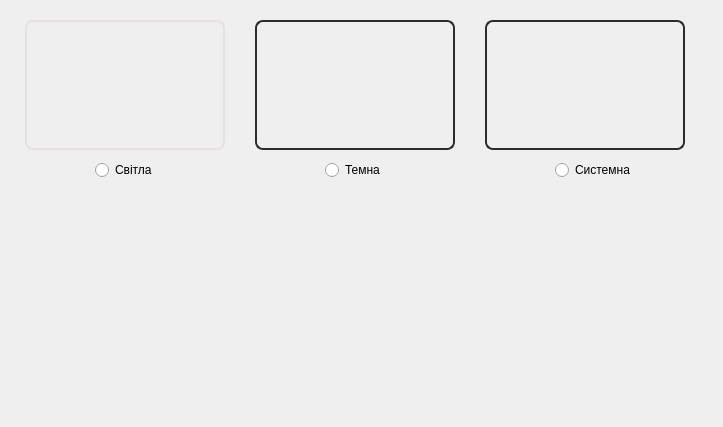
MikeostCorp/Gradify, file src/appsetting.ui: the form before one commit.
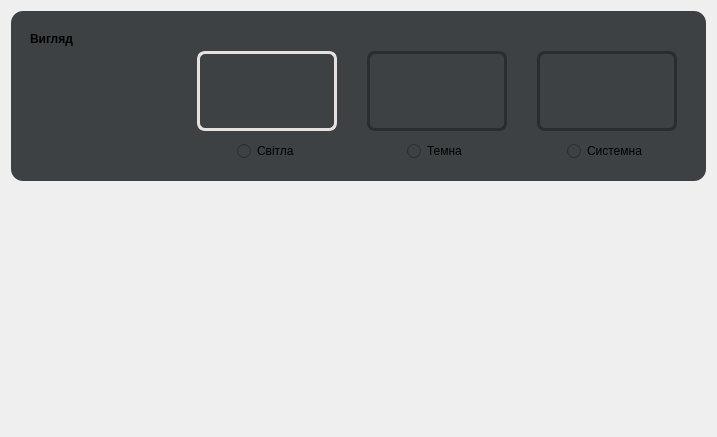
The form after the commit. Icons and pictures are not drawn.

Diff of the .ui file:
```diff
--- a/src/appsetting.ui
+++ b/src/appsetting.ui
@@ -6,10 +6,16 @@
    <rect>
     <x>0</x>
     <y>0</y>
-    <width>723</width>
-    <height>427</height>
+    <width>717</width>
+    <height>437</height>
    </rect>
   </property>
+  <property name="sizePolicy">
+   <sizepolicy hsizetype="Preferred" vsizetype="Maximum">
+    <horstretch>0</horstretch>
+    <verstretch>0</verstretch>
+   </sizepolicy>
+  </property>
   <property name="windowTitle">
    <string>Form</string>
   </property>
@@ -19,17 +25,25 @@
 background-color: rgb(29, 31, 32);
 }</string>
   </property>
-  <widget class="QFrame" name="selectUIStyleFrame">
-   <property name="geometry">
-    <rect>
-     <x>25</x>
-     <y>20</y>
-     <width>661</width>
+  <layout class="QVBoxLayout" name="verticalLayout">
+   <item>
+    <widget class="QFrame" name="mainUIStyleFrame">
+     <property name="sizePolicy">
+      <sizepolicy hsizetype="Preferred" vsizetype="Minimum">
+       <horstretch>0</horstretch>
+       <verstretch>0</verstretch>
+      </sizepolicy>
+     </property>
+     <property name="minimumSize">
+      <size>
+       <width>0</width>
      <height>170</height>
-    </rect>
+      </size>
    </property>
    <property name="styleSheet">
-    <string notr="true">border: 0px;</string>
+      <string notr="true">border-radius:  12px;
+background-color: rgb(61,65,68);
+</string>
    </property>
    <property name="frameShape">
     <enum>QFrame::StyledPanel</enum>
@@ -37,17 +51,118 @@
    <property name="frameShadow">
     <enum>QFrame::Raised</enum>
    </property>
+     <layout class="QHBoxLayout" name="horizontalLayout">
+      <item>
+       <widget class="QFrame" name="leftUIStyleFrame">
+        <property name="sizePolicy">
+         <sizepolicy hsizetype="Preferred" vsizetype="Fixed">
+          <horstretch>0</horstretch>
+          <verstretch>0</verstretch>
+         </sizepolicy>
+        </property>
+        <property name="minimumSize">
+         <size>
+          <width>80</width>
+          <height>150</height>
+         </size>
+        </property>
+        <property name="frameShape">
+         <enum>QFrame::StyledPanel</enum>
+        </property>
+        <property name="frameShadow">
+         <enum>QFrame::Raised</enum>
+        </property>
+        <widget class="QLabel" name="label">
+         <property name="geometry">
+          <rect>
+           <x>10</x>
+           <y>10</y>
+           <width>58</width>
+           <height>16</height>
+          </rect>
+         </property>
+         <property name="sizePolicy">
+          <sizepolicy hsizetype="Preferred" vsizetype="Fixed">
+           <horstretch>0</horstretch>
+           <verstretch>0</verstretch>
+          </sizepolicy>
+         </property>
+         <property name="text">
+          <string>&lt;html&gt;&lt;head/&gt;&lt;body&gt;&lt;p&gt;&lt;span style=&quot; font-weight:700;&quot;&gt;Вигляд&lt;/span&gt;&lt;/p&gt;&lt;/body&gt;&lt;/html&gt;</string>
+         </property>
+        </widget>
+       </widget>
+      </item>
+      <item>
+       <spacer name="horizontalSpacer">
+        <property name="orientation">
+         <enum>Qt::Horizontal</enum>
+        </property>
+        <property name="sizeHint" stdset="0">
+         <size>
+          <width>40</width>
+          <height>20</height>
+         </size>
+        </property>
+       </spacer>
+      </item>
+      <item>
+       <widget class="QFrame" name="rightUIStyleFrame">
+        <property name="sizePolicy">
+         <sizepolicy hsizetype="Preferred" vsizetype="Fixed">
+          <horstretch>0</horstretch>
+          <verstretch>0</verstretch>
+         </sizepolicy>
+        </property>
+        <property name="minimumSize">
+         <size>
+          <width>520</width>
+          <height>150</height>
+         </size>
+        </property>
+        <property name="frameShape">
+         <enum>QFrame::StyledPanel</enum>
+        </property>
+        <property name="frameShadow">
+         <enum>QFrame::Raised</enum>
+        </property>
+        <widget class="QRadioButton" name="selectSystemUIRadioButton">
+         <property name="geometry">
+          <rect>
+           <x>390</x>
+           <y>120</y>
+           <width>91</width>
+           <height>20</height>
+          </rect>
+         </property>
+         <property name="text">
+          <string>Системна</string>
+         </property>
+        </widget>
+        <widget class="QRadioButton" name="selectWhiteUIRadioButton">
+         <property name="geometry">
+          <rect>
+           <x>60</x>
+           <y>120</y>
+           <width>71</width>
+           <height>20</height>
+          </rect>
+         </property>
+         <property name="text">
+          <string>Світла</string>
+         </property>
+        </widget>
    <widget class="QLabel" name="imageWhiteUI">
     <property name="geometry">
      <rect>
-      <x>0</x>
-      <y>0</y>
-      <width>200</width>
-      <height>130</height>
+           <x>20</x>
+           <y>30</y>
+           <width>140</width>
+           <height>80</height>
      </rect>
     </property>
     <property name="styleSheet">
-     <string notr="true">border: 2px solid rgb(231,224,223); 
+          <string notr="true">border: 3px solid rgb(231,224,223);
 border-radius: 8px;</string>
     </property>
     <property name="text">
@@ -63,14 +178,14 @@
    <widget class="QLabel" name="imageBlackUI">
     <property name="geometry">
      <rect>
-      <x>230</x>
-      <y>0</y>
-      <width>200</width>
-      <height>130</height>
+           <x>190</x>
+           <y>30</y>
+           <width>140</width>
+           <height>80</height>
      </rect>
     </property>
     <property name="styleSheet">
-     <string notr="true">border: 2px solid rgb(41,45,48); 
+          <string notr="true">border: 3px solid rgb(41,45,48); 
 border-radius: 8px;
 
 </string>
@@ -85,43 +200,11 @@
      <bool>true</bool>
     </property>
    </widget>
-   <widget class="QPushButton" name="selectWhiteUIButton">
-    <property name="geometry">
-     <rect>
-      <x>0</x>
-      <y>-10</y>
-      <width>211</width>
-      <height>181</height>
-     </rect>
-    </property>
-    <property name="styleSheet">
-     <string notr="true">background-color: rgba(255, 255, 255, 0);</string>
-    </property>
-    <property name="text">
-     <string/>
-    </property>
-   </widget>
-   <widget class="QPushButton" name="selectBlackUIButton">
-    <property name="geometry">
-     <rect>
-      <x>220</x>
-      <y>-10</y>
-      <width>211</width>
-      <height>181</height>
-     </rect>
-    </property>
-    <property name="styleSheet">
-     <string notr="true">background-color: rgba(255, 255, 255, 0);</string>
-    </property>
-    <property name="text">
-     <string/>
-    </property>
-   </widget>
    <widget class="QRadioButton" name="selectBlackUIRadioButton">
     <property name="geometry">
      <rect>
-      <x>300</x>
-      <y>140</y>
+           <x>230</x>
+           <y>120</y>
       <width>61</width>
       <height>20</height>
      </rect>
@@ -130,30 +213,17 @@
      <string>Темна</string>
     </property>
    </widget>
-   <widget class="QRadioButton" name="selectWhiteUIRadioButton">
-    <property name="geometry">
-     <rect>
-      <x>70</x>
-      <y>140</y>
-      <width>71</width>
-      <height>20</height>
-     </rect>
-    </property>
-    <property name="text">
-     <string>Світла</string>
-    </property>
-   </widget>
    <widget class="QLabel" name="imageSystemUI">
     <property name="geometry">
      <rect>
-      <x>460</x>
-      <y>0</y>
-      <width>200</width>
-      <height>130</height>
+           <x>360</x>
+           <y>30</y>
+           <width>140</width>
+           <height>80</height>
      </rect>
     </property>
     <property name="styleSheet">
-     <string notr="true">border: 2px solid rgb(41,45,48); 
+          <string notr="true">border: 3px solid rgb(41,45,48); 
 border-radius: 8px;
 
 </string>
@@ -168,28 +238,18 @@
      <bool>true</bool>
     </property>
    </widget>
-   <widget class="QRadioButton" name="selectSystemUIRadioButton">
-    <property name="geometry">
-     <rect>
-      <x>530</x>
-      <y>140</y>
-      <width>91</width>
-      <height>20</height>
-     </rect>
-    </property>
-    <property name="text">
-     <string>Системна</string>
-    </property>
-   </widget>
    <widget class="QPushButton" name="selectSystemUIButton">
     <property name="geometry">
      <rect>
-      <x>460</x>
-      <y>0</y>
-      <width>211</width>
-      <height>181</height>
-     </rect>
-    </property>
+           <x>360</x>
+           <y>10</y>
+           <width>140</width>
+           <height>131</height>
+          </rect>
+         </property>
+         <property name="cursor">
+          <cursorShape>PointingHandCursor</cursorShape>
+         </property>
     <property name="styleSheet">
      <string notr="true">background-color: rgba(255, 255, 255, 0);</string>
     </property>
@@ -197,7 +257,72 @@
      <string/>
     </property>
    </widget>
-  </widget>
+        <widget class="QPushButton" name="selectBlackUIButton">
+         <property name="geometry">
+          <rect>
+           <x>190</x>
+           <y>10</y>
+           <width>140</width>
+           <height>131</height>
+          </rect>
+         </property>
+         <property name="cursor">
+          <cursorShape>PointingHandCursor</cursorShape>
+         </property>
+         <property name="styleSheet">
+          <string notr="true">background-color: rgba(255, 255, 255, 0);</string>
+         </property>
+         <property name="text">
+          <string/>
+         </property>
+        </widget>
+        <widget class="QPushButton" name="selectWhiteUIButton">
+         <property name="geometry">
+          <rect>
+           <x>20</x>
+           <y>10</y>
+           <width>140</width>
+           <height>131</height>
+          </rect>
+         </property>
+         <property name="cursor">
+          <cursorShape>PointingHandCursor</cursorShape>
+         </property>
+         <property name="styleSheet">
+          <string notr="true">background-color: rgba(255, 255, 255, 0);</string>
+         </property>
+         <property name="text">
+          <string/>
+         </property>
+        </widget>
+        <zorder>selectSystemUIRadioButton</zorder>
+        <zorder>selectWhiteUIRadioButton</zorder>
+        <zorder>imageWhiteUI</zorder>
+        <zorder>imageBlackUI</zorder>
+        <zorder>imageSystemUI</zorder>
+        <zorder>selectBlackUIRadioButton</zorder>
+        <zorder>selectSystemUIButton</zorder>
+        <zorder>selectBlackUIButton</zorder>
+        <zorder>selectWhiteUIButton</zorder>
+       </widget>
+      </item>
+     </layout>
+    </widget>
+   </item>
+   <item>
+    <spacer name="verticalSpacer">
+     <property name="orientation">
+      <enum>Qt::Vertical</enum>
+     </property>
+     <property name="sizeHint" stdset="0">
+      <size>
+       <width>20</width>
+       <height>160</height>
+      </size>
+     </property>
+    </spacer>
+   </item>
+  </layout>
  </widget>
  <resources>
   <include location="recources.qrc"/>
```
Lines whose indentation alone changed are shown as unchanged.
